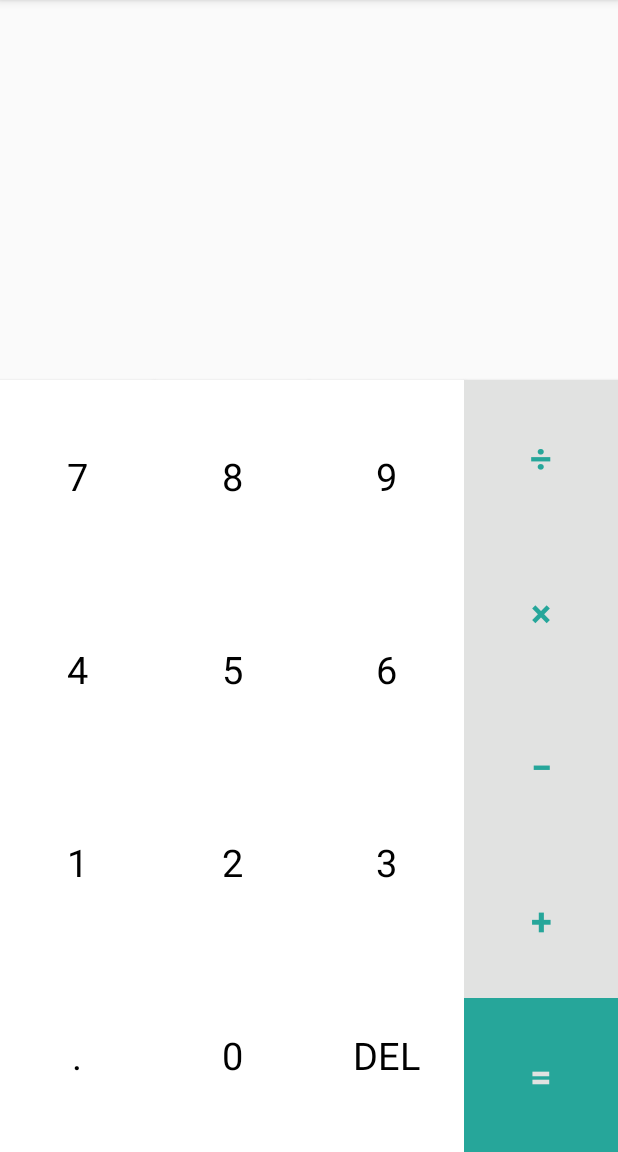
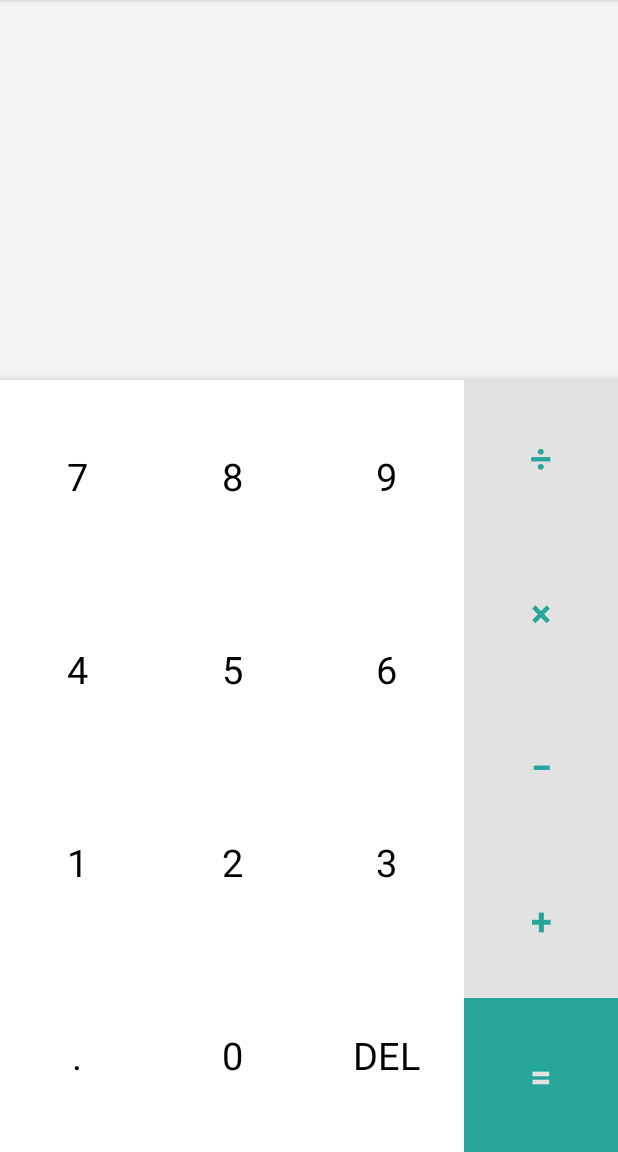
Before and after one commit to fetsh-edu/geekbrains-term-2-android-1, an Android app: the screen it shows after launch (MainActivity), on a phone screen of 412 x 824 dp, the part 84-1236 px from its top. Run offline under Robolectric (Android 15) with nearby library versions, the phone set to English and light mode, and no system bars.

Commit message:
Drop shadow on display

```diff
--- /dev/null
+++ b/app/src/main/res/drawable/shadow.xml
@@ -0,0 +1,7 @@
+<?xml version="1.0" encoding="utf-8"?>
+<shape xmlns:android="http://schemas.android.com/apk/res/android" android:shape="rectangle">
+    <gradient
+        android:startColor="#E6E6E6"
+        android:endColor="@color/displayBackground"
+        android:angle="90" />
+</shape>
--- a/app/src/main/res/layout/activity_main.xml
+++ b/app/src/main/res/layout/activity_main.xml
@@ -4,7 +4,8 @@
     android:layout_width="match_parent"
     android:layout_height="match_parent"
     xmlns:tools="http://schemas.android.com/tools"
-    xmlns:app="http://schemas.android.com/apk/res-auto">
+    xmlns:app="http://schemas.android.com/apk/res-auto"
+    android:background="@color/displayBackground">
 
     <androidx.constraintlayout.widget.Guideline
         android:id="@+id/guidelineH"
@@ -19,6 +20,13 @@
         android:layout_height="wrap_content"
         app:layout_constraintGuide_percent="0.75"
         android:orientation="vertical"
+        />
+
+    <View
+        android:layout_width="match_parent"
+        android:layout_height="6dp"
+        app:layout_constraintBottom_toTopOf="@id/guidelineH"
+        android:background="@drawable/shadow"
         />
 
     <TextView
--- a/app/src/main/res/values/colors.xml
+++ b/app/src/main/res/values/colors.xml
@@ -3,4 +3,5 @@
     <color name="colorPrimary">#26a69a</color>
     <color name="colorPrimaryDark">#00766c</color>
     <color name="colorAccent">#64d8cb</color>
+    <color name="displayBackground">#F5F5F6</color>
 </resources>
```
